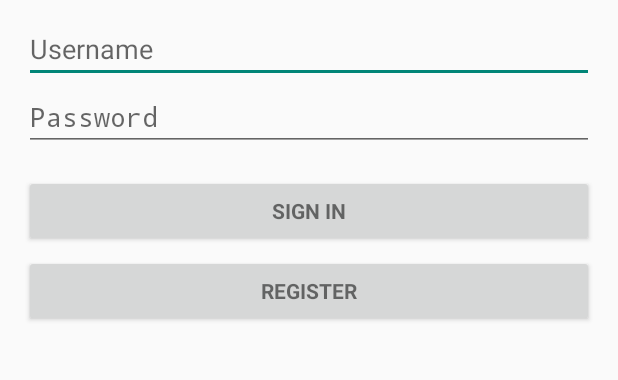
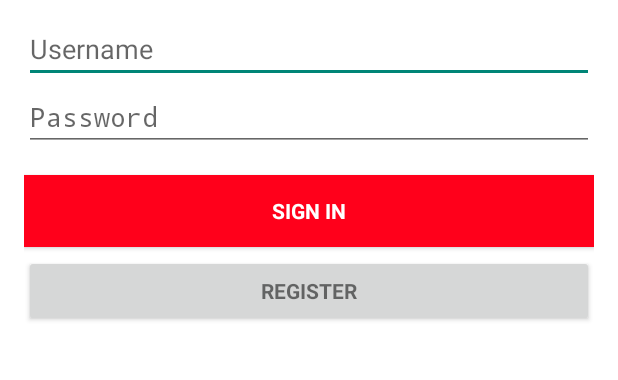
Before and after one commit to nexturninc/Aloopy-Customer, an Android app: the screen it shows after launch (LoginActivity), on a phone screen of 412 x 824 dp, the part 204-584 px from its top. Run offline under Robolectric (Android 15) with nearby library versions, the phone set to English and light mode, and no system bars; 2 statements that could not run were skipped.

```diff
--- a/AloopyCustomerApp/app/src/main/res/layout/activity_login.xml
+++ b/AloopyCustomerApp/app/src/main/res/layout/activity_login.xml
@@ -4,25 +4,27 @@
     android:orientation="vertical" android:paddingBottom="@dimen/activity_vertical_margin"
     android:paddingLeft="@dimen/activity_horizontal_margin"
     android:paddingRight="@dimen/activity_horizontal_margin"
-    android:paddingTop="@dimen/activity_vertical_margin"  tools:context="com.customer.aloopy.aloopycustomerapp.LoginActivity">
+    android:paddingTop="@dimen/activity_vertical_margin"  tools:context="com.customer.aloopy.aloopycustomerapp.LoginActivity"
+    android:background="@color/baseBG">
+
     <ImageView
         android:layout_width="180dp"
         android:layout_height="60dp"
         android:layout_marginTop="60dp"
         android:id="@+id/imageView"
         android:src="@drawable/aloopylogo"/>
+
     <!-- Login progress -->
     <ProgressBar android:id="@+id/login_progress" style="?android:attr/progressBarStyleLarge"
         android:layout_width="wrap_content" android:layout_height="wrap_content"
         android:layout_marginBottom="8dp" android:visibility="gone" />
 
     <ScrollView android:id="@+id/login_form" android:layout_width="match_parent"
-        android:layout_height="match_parent">
-
+        android:layout_height="wrap_content"
+        android:layout_gravity="top">
 
         <LinearLayout android:id="@+id/email_login_form" android:layout_width="match_parent"
             android:layout_height="wrap_content" android:orientation="vertical" android:layout_marginTop="10dp">
-
             <AutoCompleteTextView android:id="@+id/email" android:layout_width="match_parent"
                 android:layout_height="wrap_content" android:hint="@string/prompt_email"
                 android:inputType="textEmailAddress" android:maxLines="1"
@@ -38,7 +40,9 @@
             <Button android:id="@+id/email_sign_in_button" style="?android:textAppearanceSmall"
                 android:layout_width="match_parent" android:layout_height="wrap_content"
                 android:layout_marginTop="16dp" android:text="@string/action_sign_in"
-                android:textStyle="bold" />
+                android:textStyle="bold"
+                android:background="#ffff001b"
+                android:textColor="#ffffffff" />
 
             <Button android:id="@+id/btnSignUp" style="?android:textAppearanceSmall"
                 android:layout_width="match_parent" android:layout_height="wrap_content"
@@ -47,6 +51,4 @@
 
         </LinearLayout>
     </ScrollView>
-
-
 </LinearLayout>
--- a/AloopyCustomerApp/app/src/main/res/layout/stamp_details.xml
+++ b/AloopyCustomerApp/app/src/main/res/layout/stamp_details.xml
@@ -1,7 +1,7 @@
 <?xml version="1.0" encoding="utf-8"?>
 <RelativeLayout xmlns:android="http://schemas.android.com/apk/res/android"
     android:orientation="vertical" android:layout_width="match_parent"
-    android:layout_height="match_parent"
+    android:layout_height="wrap_content"
     android:id="@+id/dvStampDetailBody">
 
 
--- a/AloopyCustomerApp/app/src/main/res/layout/stamp_list.xml
+++ b/AloopyCustomerApp/app/src/main/res/layout/stamp_list.xml
@@ -1,7 +1,8 @@
 <?xml version="1.0" encoding="utf-8"?>
 <LinearLayout xmlns:android="http://schemas.android.com/apk/res/android"
     android:orientation="vertical" android:layout_width="match_parent"
-    android:layout_height="match_parent">
+    android:layout_height="match_parent"
+    android:background="@color/baseBG">
 
     <RelativeLayout
         android:layout_width="fill_parent"
@@ -13,7 +14,7 @@
             android:layout_height="wrap_content"
             android:text="Stamps"
             android:id="@+id/textView"
-            android:textStyle="bold"
+            android:textStyle="normal"
             android:textSize="20dp"
             android:layout_centerVertical="true"
             android:layout_alignParentLeft="true"
--- a/AloopyCustomerApp/app/src/main/res/values/colors.xml
+++ b/AloopyCustomerApp/app/src/main/res/values/colors.xml
@@ -1,5 +1,9 @@
 <?xml version="1.0" encoding="utf-8"?>
 <resources>
-    <color name="stampBodyBG">#AAAAAA</color>
+    <color name="stampBodyBG">#FFF</color>
     <color name="loginBodyBG">#81CFE0</color>
+
+    <color name="baseBG">#FFFFFF</color>
+    <color name="white">#FFFFFF</color>
+    <color name="black">#000000</color>
 </resources>
--- a/AloopyCustomerApp/app/src/main/res/values/styles.xml
+++ b/AloopyCustomerApp/app/src/main/res/values/styles.xml
@@ -3,6 +3,8 @@
     <!-- Base application theme. -->
     <style name="AppTheme" parent="Base.Theme.AppCompat.Light.DarkActionBar">
         <!-- Customize your theme here. -->
+        <item name="android:windowBackground"> @color/white</item>
+        <item name="android:textStyle"> normal</item>
     </style>
 
 </resources>
```
Also changed, not shown: AloopyCustomerApp/app/src/main/AndroidManifest.xml (+7 -5 lines), 1 other file.
